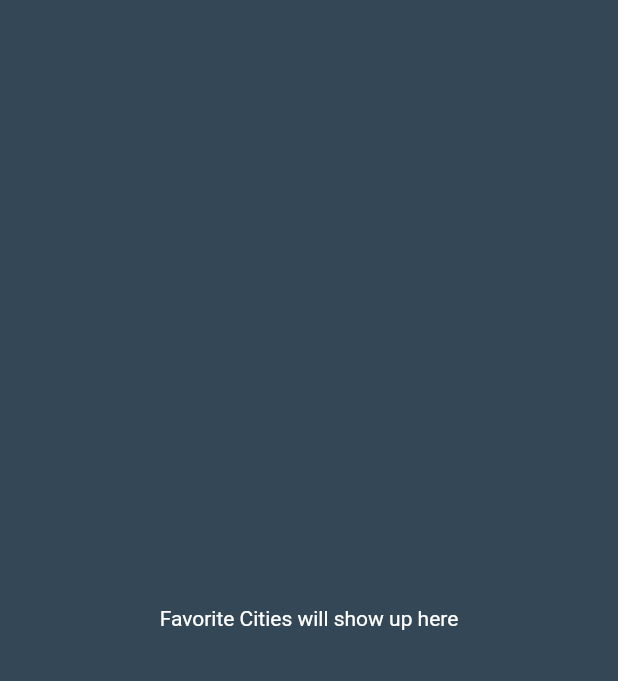
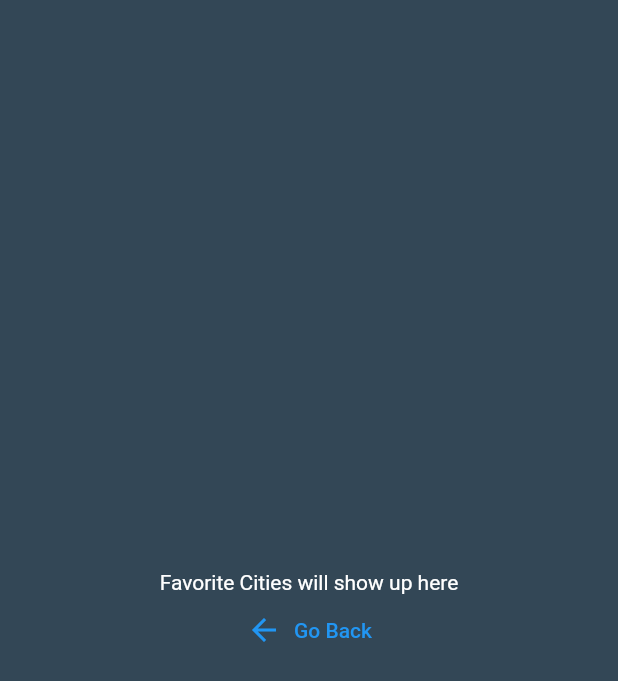
Before and after one commit to ptuzinek/Weather_App_Bloc, a Flutter app: the FavoritesScreen screen opened by its route, on a phone screen of 412 x 824 dp. Shown: the top 681 px of the screen. Run offline on Flutter 3.47's test engine with Material 2 defaults, Android fonts, the phone set to English and light mode, and no system bars; our stand-ins replace bloc, equatable, flutter_bloc, flutter_slidable, flutter_typeahead, freezed_annotation and 2 more; missing offline and left inert: flutter_services_binding.

Commit message:
Refactored FavCubit and FavScreen to include initial state when list from database is empty

```diff
--- a/lib/presentation/screens/favorites_screen.dart
+++ b/lib/presentation/screens/favorites_screen.dart
@@ -55,7 +55,20 @@ class NoFavoriteCities extends StatelessWidget {
   @override
   Widget build(BuildContext context) {
     return Center(
-      child: Text('Favorite Cities will show up here'),
+      child: Column(
+        mainAxisAlignment: MainAxisAlignment.center,
+        crossAxisAlignment: CrossAxisAlignment.center,
+        children: [
+          Text('Favorite Cities will show up here'),
+          TextButton.icon(
+            icon: Icon(Icons.arrow_back),
+            onPressed: () {
+              Navigator.pop(context);
+            },
+            label: Text('Go Back'),
+          ),
+        ],
+      ),
     );
   }
 }
```
Also changed, not shown: lib/business_logic/cubits/cubit/favorite_cities_cubit.dart (+6 -2 lines).
